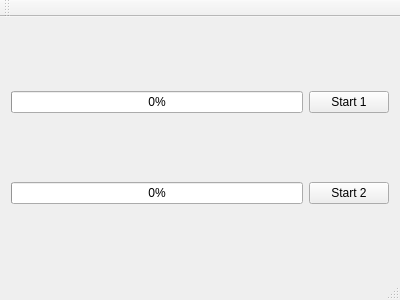
First picture: the form in L08QThread/mainwindow.ui, repository Chia-ChunHsu/QtTutorial, before the edit.
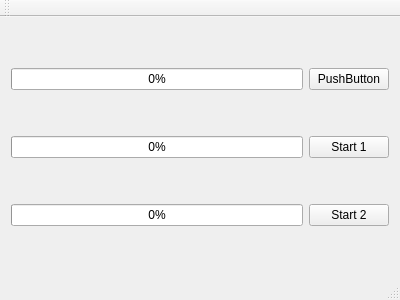
Second picture: the form after the edit.

What changed in the file:
```diff
--- a/L08QThread/mainwindow.ui
+++ b/L08QThread/mainwindow.ui
@@ -15,14 +15,7 @@
   </property>
   <widget class="QWidget" name="centralWidget">
    <layout class="QGridLayout" name="gridLayout">
-    <item row="0" column="0">
-     <widget class="QProgressBar" name="progressBar1">
-      <property name="value">
-       <number>0</number>
-      </property>
-     </widget>
-    </item>
-    <item row="0" column="1">
+    <item row="1" column="2">
      <widget class="QPushButton" name="startButton_1">
       <property name="text">
        <string>Start 1</string>
@@ -30,19 +23,40 @@
      </widget>
     </item>
     <item row="1" column="0">
+     <widget class="QProgressBar" name="progressBar1">
+      <property name="value">
+       <number>0</number>
+      </property>
+     </widget>
+    </item>
+    <item row="2" column="0">
      <widget class="QProgressBar" name="progressBar2">
       <property name="value">
        <number>0</number>
       </property>
      </widget>
     </item>
-    <item row="1" column="1">
+    <item row="2" column="2">
      <widget class="QPushButton" name="startButton_2">
       <property name="text">
        <string>Start 2</string>
       </property>
      </widget>
     </item>
+    <item row="0" column="2">
+     <widget class="QPushButton" name="pushButton">
+      <property name="text">
+       <string>PushButton</string>
+      </property>
+     </widget>
+    </item>
+    <item row="0" column="0">
+     <widget class="QProgressBar" name="Bar">
+      <property name="value">
+       <number>0</number>
+      </property>
+     </widget>
+    </item>
    </layout>
   </widget>
   <widget class="QMenuBar" name="menuBar">
```
